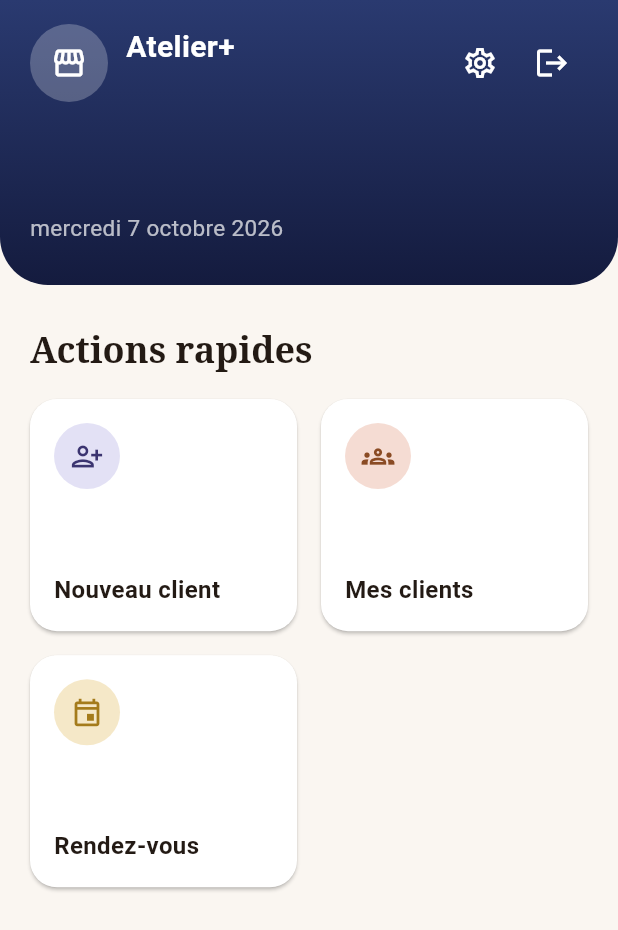
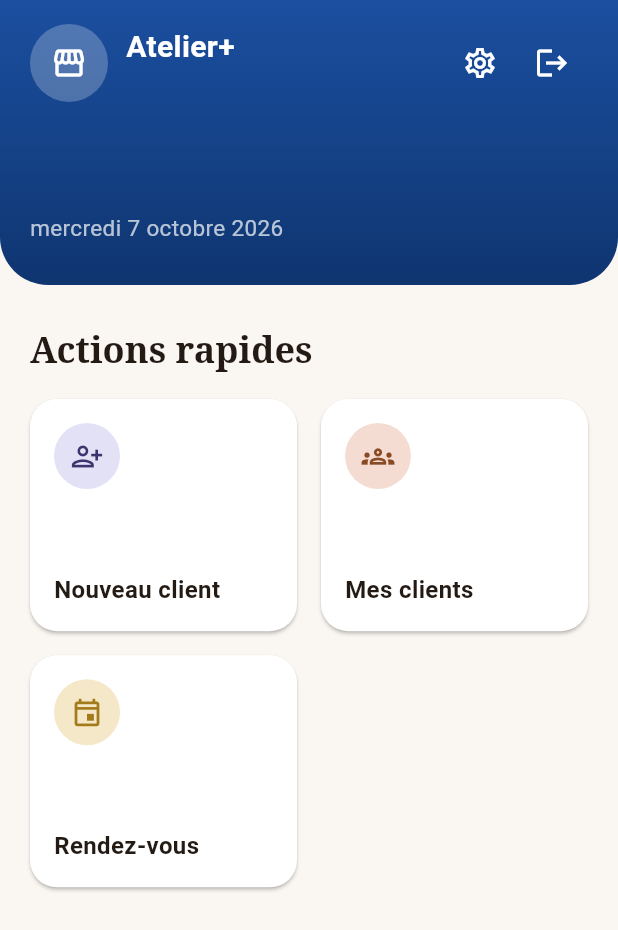
Before and after one commit to ouattaradanou-debug/forevercare-ai, a Flutter app: the screen it shows once a user with an empty profile is signed in, on a phone screen of 412 x 824 dp. Shown: the top 930 px of the screen. Run offline on Flutter 3.47's test engine with Material 3 defaults, Android fonts, the phone set to English and light mode, and no system bars; our stand-ins replace audioplayers, cached_network_image, connectivity_plus, drift, flutter_image_compress, flutter_local_notifications and 14 more; missing offline and left inert: record; accounts and stored records are empty; generated files the repository leaves out were written again.

Commit message:
Appliquer les couleurs SEDA Tech à toute l'application et ajouter le logo
La palette globale (AppColors) passait encore par du terre cuite/doré
hérité d'avant la charte SEDA Tech, alors que chaque écran récent
redéfinissait localement le bleu/orange SEDA Tech au cas par cas. Le
bleu (#1B4FA0) et l'orange (#F5821F) deviennent maintenant la palette
de base de l'app (AppBar, boutons, champs, FAB, SnackBar...), ce qui
unifie automatiquement tous les écrans, y compris ceux pas encore
retouchés individuellement.

Ajoute aussi le logo SEDA Tech (assets/images/logo_seda_tech.png) sous
le nom "Atelier+" sur l'écran de connexion, et harmonise l'en-tête et
quelques accents de l'écran d'accueil avec le bleu/orange de la marque.

Co-Authored-By: Claude Sonnet 5 <noreply@anthropic.com>
Claude-Session: https://claude.ai/code/session_01HPRTXPCgGzxUX9YW2QHUsa

```diff
--- a/atelier_plus/lib/core/theme/app_colors.dart
+++ b/atelier_plus/lib/core/theme/app_colors.dart
@@ -1,18 +1,20 @@
 import 'package:flutter/material.dart';
 
-/// Palette de couleurs de base de l'application (avant personnalisation
-/// visuelle par la marque de l'atelier, voir feature `branding` en Phase 4 —
-/// seul le logo/nom sont personnalisables, pas la palette de l'app elle-même).
+/// Palette de couleurs de base de l'application — couleurs officielles de
+/// SEDA Tech (voir assets/images/logo_seda_tech.png), appliquées à toute
+/// l'application via `AppTheme` (avant personnalisation du logo/nom de
+/// l'atelier, voir feature `branding` en Phase 4 — seuls le logo/nom sont
+/// personnalisables, pas la palette de l'app elle-même).
 class AppColors {
   const AppColors._();
 
-  static const Color primaire = Color(0xFF8A4B24); // Terre cuite / artisanat
-  static const Color secondaire = Color(0xFFD4A24C); // Doré (fil, boubou)
-  static const Color fond = Color(0xFFFAF6F1);
+  static const Color primaire = Color(0xFF1B4FA0); // Bleu SEDA Tech
+  static const Color secondaire = Color(0xFFF5821F); // Orange SEDA Tech
+  static const Color fond = Color(0xFFF7F8FB);
   static const Color surface = Color(0xFFFFFFFF);
   static const Color erreur = Color(0xFFB3261E);
   static const Color succes = Color(0xFF2E7D32);
   static const Color avertissement = Color(0xFFED6C02);
-  static const Color texte = Color(0xFF231A14);
+  static const Color texte = Color(0xFF1B1B1F);
   static const Color texteAttenue = Color(0xFF6F6259);
 }
--- a/atelier_plus/lib/core/theme/app_theme.dart
+++ b/atelier_plus/lib/core/theme/app_theme.dart
@@ -43,12 +43,33 @@ class AppTheme {
           shape: RoundedRectangleBorder(borderRadius: BorderRadius.circular(12)),
         ),
       ),
+      // Bouton d'action principal dans les boîtes de dialogue (ex.
+      // "Enregistrer") — orange SEDA Tech, pour que l'action à retenir
+      // ressorte toujours du même coup d'œil, partout dans l'application.
+      filledButtonTheme: FilledButtonThemeData(
+        style: FilledButton.styleFrom(
+          backgroundColor: AppColors.secondaire,
+          foregroundColor: Colors.white,
+          minimumSize: const Size.fromHeight(48),
+          textStyle: const TextStyle(fontSize: 15, fontWeight: FontWeight.w600),
+          shape: RoundedRectangleBorder(borderRadius: BorderRadius.circular(12)),
+        ),
+      ),
+      floatingActionButtonTheme: FloatingActionButtonThemeData(
+        backgroundColor: AppColors.secondaire,
+        foregroundColor: Colors.white,
+        shape: RoundedRectangleBorder(borderRadius: BorderRadius.circular(16)),
+      ),
       inputDecorationTheme: InputDecorationTheme(
         filled: true,
         fillColor: AppColors.surface,
         border: OutlineInputBorder(
           borderRadius: BorderRadius.circular(12),
-          borderSide: const BorderSide(color: Color(0xFFDDD3C8)),
+          borderSide: const BorderSide(color: Color(0xFFDDE1EA)),
+        ),
+        focusedBorder: OutlineInputBorder(
+          borderRadius: BorderRadius.circular(12),
+          borderSide: const BorderSide(color: AppColors.primaire, width: 2),
         ),
         contentPadding: const EdgeInsets.symmetric(horizontal: 16, vertical: 14),
       ),
@@ -57,6 +78,13 @@ class AppTheme {
         shape: RoundedRectangleBorder(borderRadius: BorderRadius.circular(14)),
         margin: const EdgeInsets.symmetric(vertical: 6),
       ),
+      snackBarTheme: SnackBarThemeData(
+        backgroundColor: AppColors.primaire,
+        contentTextStyle: const TextStyle(color: Colors.white),
+        behavior: SnackBarBehavior.floating,
+        shape: RoundedRectangleBorder(borderRadius: BorderRadius.circular(12)),
+      ),
+      dividerTheme: const DividerThemeData(color: Color(0xFFE4E7EE), thickness: 1),
     );
   }
 
--- a/atelier_plus/lib/features/auth/presentation/ecran_accueil_provisoire.dart
+++ b/atelier_plus/lib/features/auth/presentation/ecran_accueil_provisoire.dart
@@ -18,17 +18,16 @@ import '../../clients/providers/clients_providers.dart';
 import '../../rendezvous/providers/rendezvous_providers.dart';
 import '../providers/auth_providers.dart';
 
-/// Couleurs propres à cet écran (en-tête bleu marine), distinctes de la
-/// palette terre cuite/doré utilisée partout ailleurs dans l'app : choix
-/// visuel demandé pour l'accueil uniquement, pas un changement de thème
-/// global.
+/// Couleurs propres à l'en-tête de l'accueil — bleu SEDA Tech en dégradé,
+/// et orange SEDA Tech pour le rappel d'essai gratuit (voir AppColors pour
+/// la palette globale, qui reprend les mêmes couleurs de marque).
 class _CouleursAccueil {
   const _CouleursAccueil._();
 
-  static const Color enteteHaut = Color(0xFF2A3A70);
-  static const Color enteteBas = Color(0xFF141B3E);
-  static const Color carteEssaiFond = Color(0xFFF3E6C9);
-  static const Color carteEssaiIcone = Color(0xFFD4A24C);
+  static const Color enteteHaut = Color(0xFF1B4FA0);
+  static const Color enteteBas = Color(0xFF0F3570);
+  static const Color carteEssaiFond = Color(0xFFFCE4CC);
+  static const Color carteEssaiIcone = Color(0xFFF5821F);
 }
 
 /// Écran d'accueil : en-tête bleu marine (logo/nom d'atelier, bouton de
@@ -428,7 +427,7 @@ class _CarteStat extends StatelessWidget {
       child: Column(
         crossAxisAlignment: CrossAxisAlignment.start,
         children: [
-          Icon(icone, color: const Color(0xFF2A3A70)),
+          Icon(icone, color: const Color(0xFF1B4FA0)),
           const SizedBox(height: 10),
           Text(valeur, style: const TextStyle(fontSize: 28, fontWeight: FontWeight.bold)),
           const SizedBox(height: 2),
@@ -470,7 +469,7 @@ class _CarteRappel extends ConsumerWidget {
         children: [
           Row(
             children: [
-              const Icon(Icons.notifications_outlined, color: Color(0xFFD4A24C)),
+              const Icon(Icons.notifications_outlined, color: Color(0xFFF5821F)),
               const SizedBox(width: 10),
               const Expanded(
                 child: Text(
@@ -552,7 +551,7 @@ class _LienNavigation extends StatelessWidget {
           padding: const EdgeInsets.all(16),
           child: Row(
             children: [
-              Icon(icone, color: const Color(0xFF2A3A70)),
+              Icon(icone, color: const Color(0xFF1B4FA0)),
               const SizedBox(width: 12),
               Expanded(
                 child: Text(libelle, style: const TextStyle(fontWeight: FontWeight.bold, fontSize: 16)),
--- a/atelier_plus/lib/features/auth/presentation/ecran_connexion.dart
+++ b/atelier_plus/lib/features/auth/presentation/ecran_connexion.dart
@@ -76,6 +76,8 @@ class _EcranConnexionState extends ConsumerState<EcranConnexion> {
                     textAlign: TextAlign.center,
                     style: Theme.of(context).textTheme.headlineMedium,
                   ),
+                  const SizedBox(height: 24),
+                  Image.asset('assets/images/logo_seda_tech.png', height: 36),
                   const SizedBox(height: 32),
                   TextFormField(
                     controller: _telephoneCtrl,
--- a/atelier_plus/pubspec.yaml
+++ b/atelier_plus/pubspec.yaml
@@ -94,3 +94,5 @@ dev_dependencies:
 
 flutter:
   uses-material-design: true
+  assets:
+    - assets/images/logo_seda_tech.png
```
Also changed, not shown: atelier_plus/assets/images/logo_seda_tech.png (added).
